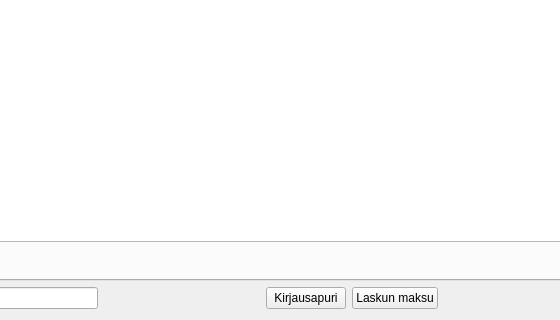
Qt form kitupiikki/kirjaus/kirjaus.ui (artoh/kitupiikki) before a commit; both pictures show x 127 to 687 and y 100 to 420 of the 957 by 420 pixel window.
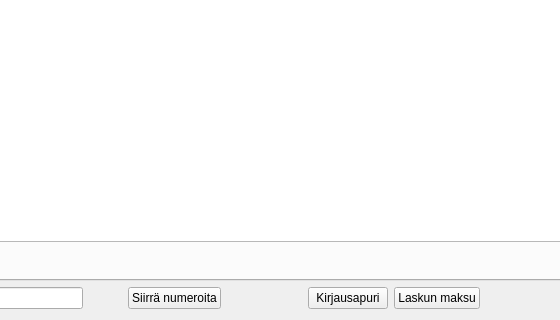
The same form after that commit. Icons and pictures are not drawn.

Patch:
```diff
--- a/kitupiikki/kirjaus/kirjaus.ui
+++ b/kitupiikki/kirjaus/kirjaus.ui
@@ -352,6 +352,17 @@
        </property>
       </widget>
      </item>
+     <item>
+      <widget class="QPushButton" name="siiraNumerotBtn">
+       <property name="text">
+        <string>Siirrä numeroita</string>
+       </property>
+       <property name="icon">
+        <iconset resource="../pic/pic.qrc">
+         <normaloff>:/pic/siirto.png</normaloff>:/pic/siirto.png</iconset>
+       </property>
+      </widget>
+     </item>
      <item>
       <spacer name="horizontalSpacer_5">
        <property name="orientation">
```
Left out of the diff: 4 changed lines with no effect on the pictures.
